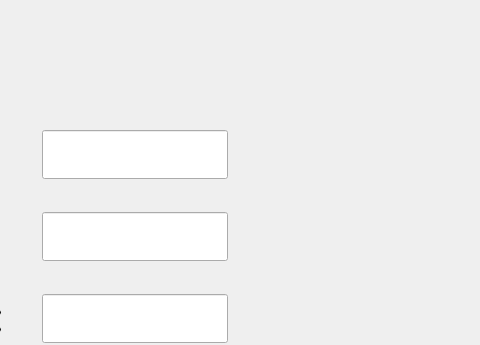
Before: the Qt Designer form windowadd.ui in jindezhang/kqj, drawn with Qt 5; both pictures show x 320 to 800 and y 0 to 345 of the 800 by 480 pixel window.
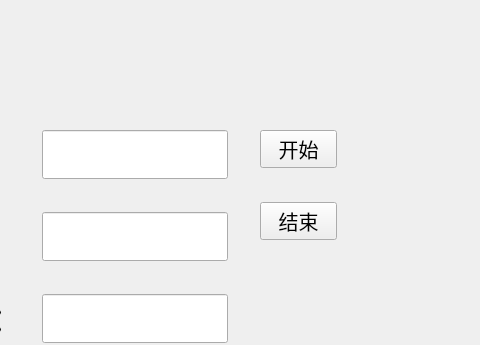
After: the same form once the commit is applied. Custom widgets are drawn as their Qt base class.

```diff
--- a/windowadd.ui
+++ b/windowadd.ui
@@ -263,6 +263,55 @@
      </item>
     </layout>
    </widget>
+   <widget class="QWidget" name="">
+    <property name="geometry">
+     <rect>
+      <x>580</x>
+      <y>130</y>
+      <width>77</width>
+      <height>110</height>
+     </rect>
+    </property>
+    <layout class="QVBoxLayout" name="verticalLayout_4">
+     <item>
+      <widget class="QPushButton" name="pushButton_3">
+       <property name="font">
+        <font>
+         <pointsize>15</pointsize>
+        </font>
+       </property>
+       <property name="text">
+        <string>开始</string>
+       </property>
+      </widget>
+     </item>
+     <item>
+      <spacer name="verticalSpacer_3">
+       <property name="orientation">
+        <enum>Qt::Vertical</enum>
+       </property>
+       <property name="sizeHint" stdset="0">
+        <size>
+         <width>20</width>
+         <height>40</height>
+        </size>
+       </property>
+      </spacer>
+     </item>
+     <item>
+      <widget class="QPushButton" name="bt_end">
+       <property name="font">
+        <font>
+         <pointsize>15</pointsize>
+        </font>
+       </property>
+       <property name="text">
+        <string>结束</string>
+       </property>
+      </widget>
+     </item>
+    </layout>
+   </widget>
   </widget>
  </widget>
  <customwidgets>
```
